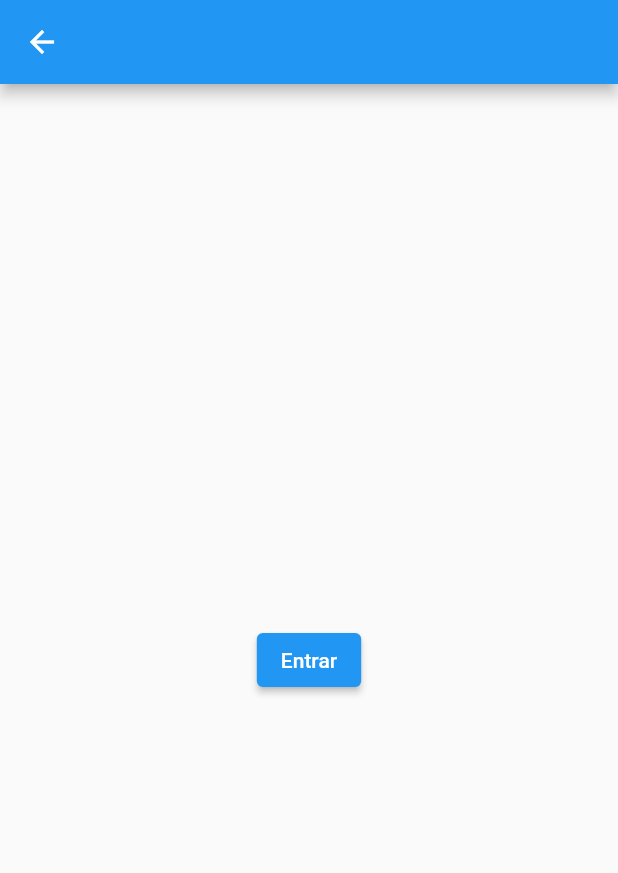
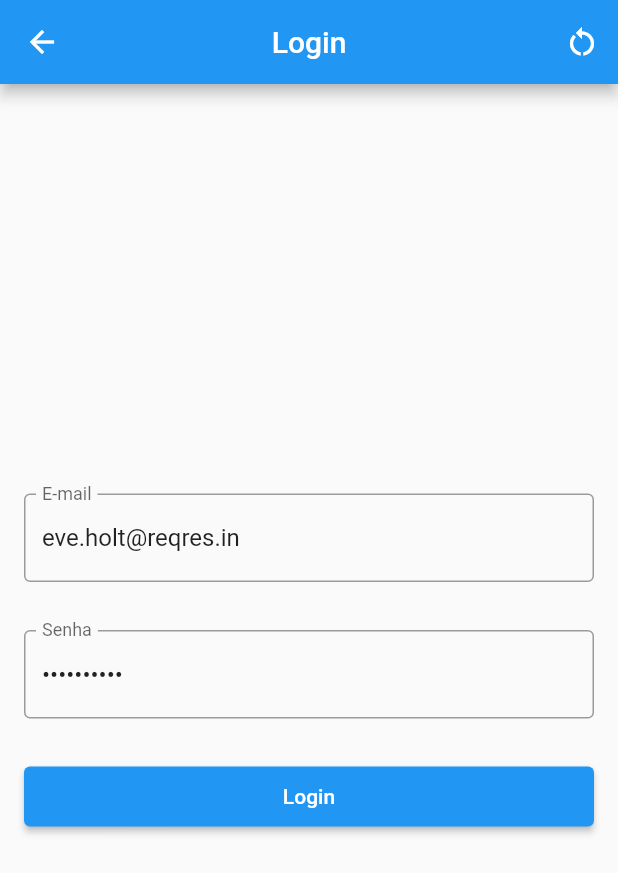
Before and after one commit to Kdiaseng/scaffold_flutter, a Flutter app: the LoginView screen opened by its route, on a phone screen of 412 x 824 dp. Shown: the top 873 px of the screen. Run offline on Flutter 3.47's test engine with Material 2 defaults, Android fonts, the phone set to English and light mode, and no system bars; our stand-ins replace cached_network_image, dio, flutter_svg, get.

Commit message:
feat: implemented login request

```diff
--- a/lib/data/repository/impl/login_repository.dart
+++ b/lib/data/repository/impl/login_repository.dart
@@ -1,3 +1,5 @@
+import 'dart:developer';
+
 import 'package:scaffold_flutter/data/models/forms/credential_form.dart';
 import 'package:scaffold_flutter/data/provider/http_client_interface.dart';
 import 'package:scaffold_flutter/data/repository/login_repository_interface.dart';
@@ -10,6 +12,7 @@ class LoginRepository implements ILoginRepository {
 
   @override
   Future<Map<String, dynamic>> login(CredentialForm credentials) async {
+    log(credentials.toJson().toString());
     final response =
         await _restClient.post('$baseUrl/login', credentials.toJson());
     return response;
--- a/lib/features/login/controller/login_controller.dart
+++ b/lib/features/login/controller/login_controller.dart
@@ -1,3 +1,46 @@
-class LoginController{
+import 'dart:developer';
 
+import 'package:flutter/material.dart';
+import 'package:get/get.dart';
+import 'package:scaffold_flutter/data/models/forms/credential_form.dart';
+import 'package:scaffold_flutter/data/repository/login_repository_interface.dart';
+
+class LoginController extends GetxController {
+  LoginController(this._loginRepository);
+
+  final ILoginRepository _loginRepository;
+
+  final _email = "eve.holt@reqres.in".obs;
+  final _password = "cityslicka".obs;
+
+  final emailController = TextEditingController(text: 'eve.holt@reqres.in');
+  final passwordController = TextEditingController(text: 'cityslicka');
+
+  updateEmail(String value) {
+    log(value);
+    _email(value);
+  }
+
+  resetInputs() {
+    emailController.text = 'eve.holt@reqres.in';
+    passwordController.text = 'cityslicka';
+
+    _password('cityslicka');
+    _email('eve.holt@reqres.in');
+  }
+
+  updatePassword(String value) {
+    log(value);
+    _password(value);
+  }
+
+  login() async {
+    final loginForm = CredentialForm.fromJson({
+      'email': _email.value,
+      'password': _password.value,
+    });
+
+    final response = await _loginRepository.login(loginForm);
+    log(response.toString());
+  }
 }
--- a/lib/features/login/view/login_view.dart
+++ b/lib/features/login/view/login_view.dart
@@ -1,6 +1,6 @@
 import 'package:flutter/material.dart';
 import 'package:get/get.dart';
-import 'package:scaffold_flutter/features/users/view/users_view.dart';
+import 'package:scaffold_flutter/features/login/controller/login_controller.dart';
 
 class LoginView extends StatelessWidget {
   const LoginView({Key? key}) : super(key: key);
@@ -9,14 +9,52 @@ class LoginView extends StatelessWidget {
 
   @override
   Widget build(BuildContext context) {
+    final loginController = Get.find<LoginController>();
+
     return Scaffold(
-      appBar: AppBar(),
-      body: Center(
-        child: ElevatedButton(
-          onPressed: () {
-            Get.toNamed(UserView.route);
-          },
-          child: const Text("Entrar"),
+      appBar: AppBar(
+        centerTitle: true,
+        title: Text('Login'),
+        actions: [
+          IconButton(
+            onPressed: loginController.resetInputs,
+            icon: const Icon(Icons.restart_alt),
+          )
+        ],
+      ),
+      body: Padding(
+        padding: const EdgeInsets.symmetric(horizontal: 16),
+        child: Center(
+          child: Column(
+            mainAxisAlignment: MainAxisAlignment.center,
+            children: [
+              TextFormField(
+                controller: loginController.emailController,
+                onChanged: loginController.updateEmail,
+                keyboardType: TextInputType.emailAddress,
+                decoration: const InputDecoration(
+                    labelText: "E-mail", border: OutlineInputBorder()),
+              ),
+              const SizedBox(height: 32),
+              TextFormField(
+                controller: loginController.passwordController,
+                onChanged: loginController.updatePassword,
+                keyboardType: TextInputType.visiblePassword,
+                obscureText: true,
+                decoration: const InputDecoration(
+                    labelText: "Senha", border: OutlineInputBorder()),
+              ),
+              const SizedBox(height: 32),
+              SizedBox(
+                height: 40,
+                width: double.infinity,
+                child: ElevatedButton(
+                  onPressed: loginController.login,
+                  child: const Text("Login"),
+                ),
+              ),
+            ],
+          ),
         ),
       ),
     );
```
Also changed, not shown: lib/app/app_nick_name.dart (+5 -4 lines), lib/features/login/view/login_binding.dart (added, +15 -0 lines).
